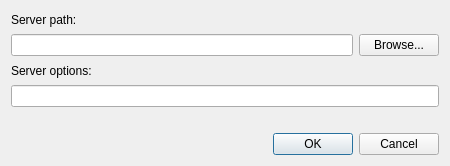
Above: src/ServerSettingsDialog.ui from Mac-Andreas/open.mp-Qawno-macOS before the change. Below: the same form after it.
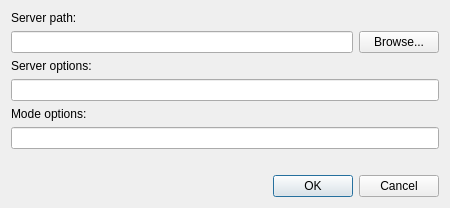
That is the form after the change.

Commit message: Improve compiler and server config options and documentation.

```diff
--- a/src/ServerSettingsDialog.ui
+++ b/src/ServerSettingsDialog.ui
@@ -63,6 +63,20 @@
      </item>
     </layout>
    </item>
+   <item>
+    <layout class="QVBoxLayout" name="verticalLayout_4">
+     <item>
+      <widget class="QLabel" name="label_3">
+       <property name="text">
+        <string>Mode options:</string>
+       </property>
+      </widget>
+     </item>
+     <item>
+      <widget class="QLineEdit" name="serverExtras"/>
+     </item>
+    </layout>
+   </item>
    <item>
     <spacer name="verticalSpacer">
      <property name="orientation">
```
The commit also changes 8 other files.
